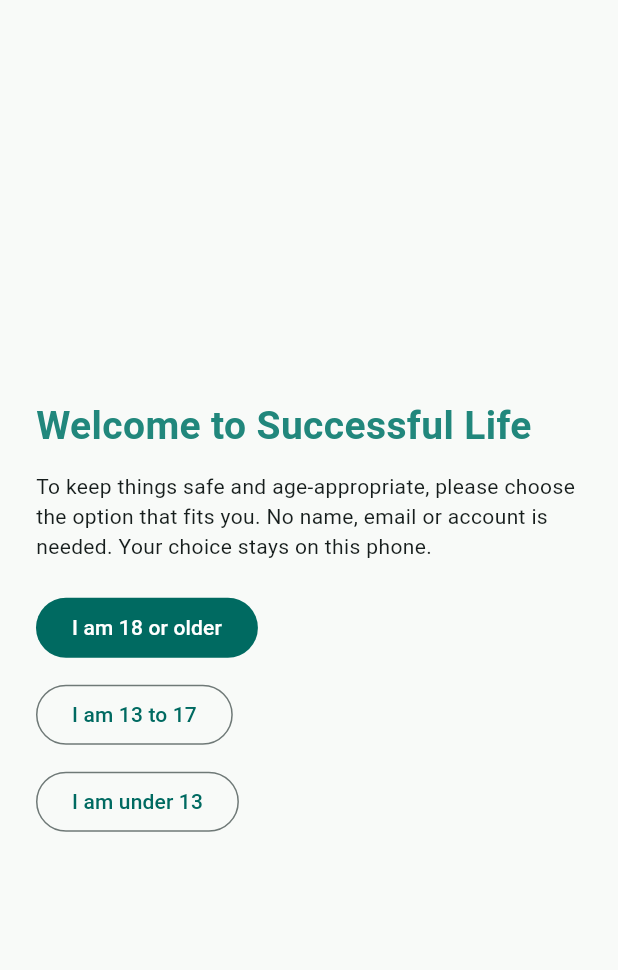
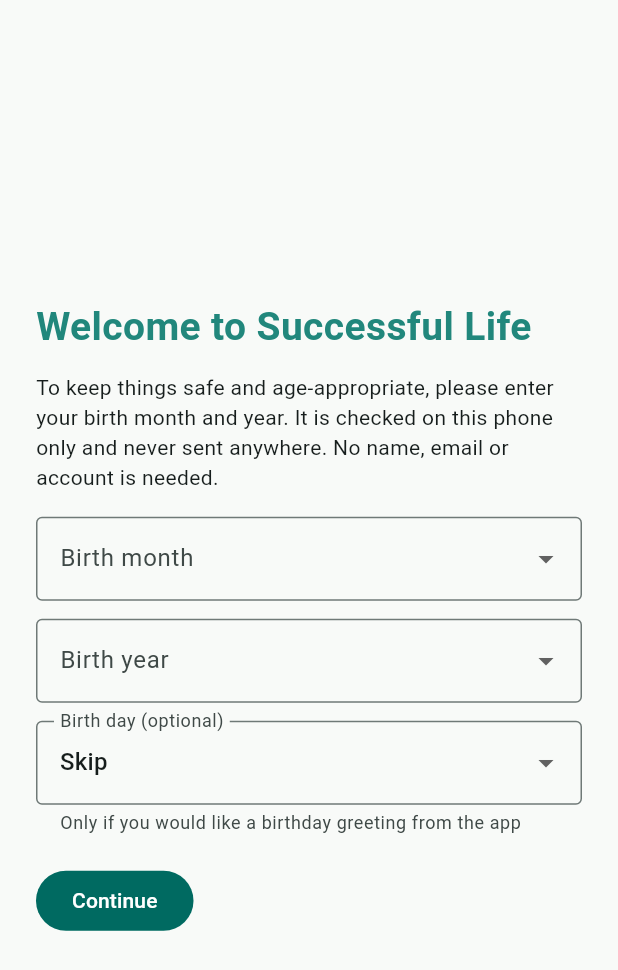
Before and after one commit to jbecher728/Successful-life, a Flutter app: the screen it shows after launch, on a phone screen of 412 x 824 dp. Shown: the top 970 px of the screen. Run offline on Flutter 3.47's test engine with Material 3 defaults, Android fonts, the phone set to English and light mode, and no system bars; our stand-ins replace file_picker, flutter_local_notifications, flutter_secure_storage, flutter_timezone, local_auth, share_plus and 2 more; missing offline and left inert: cryptography.

Commit message:
Birthday-based age check (month/year, optional day), birthday greeting, support email placeholder
Co-Authored-By: Claude Sonnet 5.5 <noreply@anthropic.com>
Claude-Session: https://claude.ai/code/session_014i4nPucK1iWPcjgRENtCoJ

```diff
--- a/lib/about.dart
+++ b/lib/about.dart
@@ -5,7 +5,7 @@ const _teal = Color(0xFF21877C);
 const appVersion = '0.2 (test build)';
 
 /// Add a feedback email address here when one is set up. It is shown on the About page.
-const contactEmail = '';
+const contactEmail = 'support@email.com';
 
 Widget _h(String t) => Padding(
       padding: const EdgeInsets.only(top: 20, bottom: 6),
@@ -75,9 +75,9 @@ class PrivacyPage extends StatelessWidget {
       _h('In short'),
       _p('Your information stays on your phone. This app does not have accounts, servers or analytics, and it does not send your data anywhere on its own.'),
       _h('What the app never asks for'),
-      _p('Your full name, address, city, ZIP or postal code, phone number, email address, location, contacts or photos. You never need to create an account or sign in. The only profile details are choices you make in the app: age group, Male/Female, and optional height, weight and measurements.'),
+      _p('Your full name, address, city, ZIP or postal code, phone number, email address, location, contacts or photos. You never need to create an account or sign in. The only profile details are choices you make in the app: birth month and year (and your birth day only if you choose to add it, for a birthday greeting), Male/Female, and optional height, weight and measurements.'),
       _h('What you may choose to enter'),
-      _p('Journal text, mood and energy ratings, your age group and Male/Female choice, height, weight and body measurements, workout logs and reflections. This is stored only on your device, in an encrypted file. The encryption key is kept in the Android Keystore, which is protected by your phone’s hardware and screen lock.'),
+      _p('Journal text, mood and energy ratings, your birthday details and Male/Female choice, height, weight and body measurements, workout logs and reflections. This is stored only on your device, in an encrypted file. The encryption key is kept in the Android Keystore, which is protected by your phone’s hardware and screen lock.'),
       _h('App lock'),
       _p('You can optionally turn on a PIN and fingerprint or face unlock in Settings. The PIN is never stored in readable form. If you forget your PIN, your data cannot be recovered, and the only option is to erase everything and start over. Using no PIN is also fine; it is your choice.'),
       _h('No tracking'),
--- a/lib/main.dart
+++ b/lib/main.dart
@@ -89,7 +89,7 @@ class _HomePageState extends State<HomePage> {
     hours=List<int>.from(jsonDecode(p.getString('hours')??'[8,13,20]'));
     minutes=List<int>.from(jsonDecode(p.getString('minutes')??'[0,0,0]'));
     sex=p.getString('sex');
-    age=p.getString('age_group');
+    age=ageGroupFor(p);
     quotes=await _lines('assets/quotes.txt');
     nudges=await _lines('assets/nudges.txt');
     _refreshDay();
@@ -116,17 +116,7 @@ class _HomePageState extends State<HomePage> {
     }
     return nudges[i];
   }
-  Future<void> _setAge(String g) async {
-    if(g==(age??'adult'))return;
-    final ok=await showDialog<bool>(context:context,builder:(ctx)=>AlertDialog(
-      title:Text(g=='adult'?'Switch to Adult mode?':'Switch to Teen mode?'),
-      content:Text(g=='adult'?'Adult mode turns on weight and BMI tracking, advanced workouts, Deep Core Foundation exercises and romantic prompts. Only choose this if you are 18 or older.':'Teen mode turns off weight and BMI tracking, advanced workouts, Deep Core Foundation exercises and romantic prompts. Teens should use the app with a parent or guardian’s approval.'),
-      actions:[TextButton(onPressed:()=>Navigator.pop(ctx,false),child:const Text('Cancel')),FilledButton(onPressed:()=>Navigator.pop(ctx,true),child:Text(g=='adult'?'I am 18 or older':'Switch'))],
-    ));
-    if(ok!=true)return;
-    setState(()=>age=g);
-    await prefs!.setString('age_group',g);
-  }
+
   int get day => DateTime.now().difference(DateTime(start.year,start.month,start.day)).inDays.clamp(0,89)+1;
   int get week => ((day-1)~/7).clamp(0,12);
   String get today => dateKey(DateTime.now());
@@ -166,6 +156,13 @@ class _HomePageState extends State<HomePage> {
       var time=tz.TZDateTime(tz.local,now.year,now.month,now.day,hours[i],minutes[i]);
       if(!time.isAfter(now))time=tz.TZDateTime(tz.local,time.year,time.month,time.day+1,hours[i],minutes[i]);
       await notifications.zonedSchedule(i,labels[i],i==1?'A small step counts. Open Successful Life.':'Open your private journal.',time,details,androidScheduleMode:AndroidScheduleMode.inexactAllowWhileIdle,uiLocalNotificationDateInterpretation:UILocalNotificationDateInterpretation.absoluteTime,matchDateTimeComponents:DateTimeComponents.time);
+    }
+    final bd=prefs!.getInt('birth_day')??0,bm=prefs!.getInt('birth_month')??0;
+    if(bd>0&&bm>0){
+      final dd=(bm==2&&bd>28)?28:bd;
+      var b=tz.TZDateTime(tz.local,now.year,bm,dd,hours[0],minutes[0]);
+      if(!b.isAfter(now))b=tz.TZDateTime(tz.local,now.year+1,bm,dd,hours[0],minutes[0]);
+      await notifications.zonedSchedule(200,'Happy birthday! 🎂','Wishing you a great year ahead. A small step today still counts.',b,const NotificationDetails(android:AndroidNotificationDetails('birthday','Birthday greeting',channelDescription:'A yearly birthday greeting',importance:Importance.defaultImportance,priority:Priority.defaultPriority),iOS:DarwinNotificationDetails()),androidScheduleMode:AndroidScheduleMode.inexactAllowWhileIdle,uiLocalNotificationDateInterpretation:UILocalNotificationDateInterpretation.absoluteTime,matchDateTimeComponents:DateTimeComponents.dateAndTime);
     }
     await prefs!.setString('reminders',jsonEncode(reminders));
     await prefs!.setString('hours',jsonEncode(hours));
@@ -288,11 +285,7 @@ class _HomePageState extends State<HomePage> {
       const Text('Needed to give you the exercises made for your body, and used for body-ratio guidance. Saved on this device only. You can change it any time.',style:TextStyle(fontSize:12,color:Colors.grey)),
     ])),
     const SizedBox(height:14),title('Age group'),
-    panel(Column(crossAxisAlignment:CrossAxisAlignment.start,children:[
-      SegmentedButton<String>(segments:const [ButtonSegment<String>(value:'adult',label:Text('Adult (18+)')),ButtonSegment<String>(value:'teen',label:Text('Teen (13–17)'))],selected:{age??'adult'},onSelectionChanged:(s)async{await _setAge(s.first);}),
-      const SizedBox(height:8),
-      const Text('Teen mode is for ages 13 to 17 with a parent or guardian’s approval. It hides weight and BMI tracking, advanced workouts, Deep Core Foundation exercises and romantic prompts.',style:TextStyle(fontSize:12,color:Colors.grey)),
-    ])),
+    panel(Text(teen?'Teen mode (ages 13–17), used with a parent or guardian’s approval. It hides weight and BMI tracking, advanced workouts, Deep Core Foundation exercises and romantic prompts. The app switches to Adult mode automatically on your 18th birthday. Your birthday is only stored on this phone.':'Adult mode (18+). Your birthday is only stored on this phone.',style:const TextStyle(fontSize:13,height:1.4))),
     const SizedBox(height:14),title('App lock'),
     const LockSettingsPanel(),
     const SizedBox(height:14),title('Privacy & your data'),
@@ -471,7 +464,7 @@ class _RootState extends State<Root> {
     super.initState();
     Store.getInstance().then((s) {
       if (!mounted) return;
-      setState(() { store = s; age = s.getString('age_group'); ready = true; });
+      setState(() { store = s; age = ageGroupFor(s); ready = true; });
     });
   }
   @override Widget build(BuildContext context) {
--- a/lib/onboarding.dart
+++ b/lib/onboarding.dart
@@ -1,7 +1,26 @@
 import 'package:flutter/material.dart';
 import 'store.dart';
 
-/// First-run screen. Nothing is collected: only an age group is kept, on this device.
+/// Age group from the saved birth month/year (and optional day). If the day is unknown the
+/// end of the month is assumed, so the app never treats someone as older than they are.
+String? ageGroupFor(Store s, [DateTime? now]) {
+  final y = s.getInt('birth_year'), m = s.getInt('birth_month');
+  if (y == null || m == null) return null;
+  return ageGroupOf(y, m, s.getInt('birth_day') ?? 0, now);
+}
+
+String ageGroupOf(int y, int m, int d, [DateTime? now]) {
+  now ??= DateTime.now();
+  final day = d > 0 ? d : DateTime(y, m + 1, 0).day;
+  bool reached(int years) => !DateTime(y + years, m, day).isAfter(DateTime(now!.year, now.month, now.day));
+  if (reached(18)) return 'adult';
+  if (reached(13)) return 'teen';
+  return 'child';
+}
+
+const _months = ['January','February','March','April','May','June','July','August','September','October','November','December'];
+
+/// First-run screen. Only a birth month and year (and an optional day, for a birthday greeting) are kept, on this device.
 class AgeGate extends StatefulWidget {
   final Store prefs;
   final void Function(String group) onDone;
@@ -11,10 +30,26 @@ class AgeGate extends StatefulWidget {
 }
 
 class _AgeGateState extends State<AgeGate> {
-  int step = 0; // 0 choose, 1 teen approval, 2 under 13
+  int step = 0; // 0 birthday, 1 teen approval, 2 under 13
   bool approved = false;
+  int? month, year, day;
+  String? error;
+
+  Future<void> _check() async {
+    if (month == null || year == null) { setState(() => error = 'Please choose your birth month and year.'); return; }
+    final d = day ?? 0;
+    if (d > 0 && DateTime(year!, month! + 1, 0).day < d) { setState(() => error = 'That day does not exist in that month.'); return; }
+    final g = ageGroupOf(year!, month!, d);
+    setState(() => error = null);
+    if (g == 'child') { setState(() => step = 2); }
+    else if (g == 'teen') { setState(() => step = 1); }
+    else { await _finish('adult'); }
+  }
 
   Future<void> _finish(String g) async {
+    await widget.prefs.setInt('birth_year', year!);
+    await widget.prefs.setInt('birth_month', month!);
+    await widget.prefs.setInt('birth_day', day ?? 0);
     await widget.prefs.setString('age_group', g);
     widget.onDone(g);
   }
@@ -45,21 +80,40 @@ class _AgeGateState extends State<AgeGate> {
       body = Column(crossAxisAlignment: CrossAxisAlignment.start, children: [
         const Text('Not just yet', style: TextStyle(fontSize: 24, fontWeight: FontWeight.bold)),
         const SizedBox(height: 12),
-        const Text('Successful Life is for ages 13 and up. Please ask a parent or guardian to help you find something that suits your age. Thank you for being honest.'),
+        const Text('Successful Life is for ages 13 and up. Nothing you entered was saved. Please ask a parent or guardian to help you find something that suits your age.'),
         const SizedBox(height: 16),
         TextButton(onPressed: () => setState(() => step = 0), child: const Text('Back')),
       ]);
     } else {
+      final now = DateTime.now();
       body = Column(crossAxisAlignment: CrossAxisAlignment.start, children: [
         const Text('Welcome to Successful Life', style: TextStyle(fontSize: 26, fontWeight: FontWeight.bold, color: Color(0xFF21877C))),
         const SizedBox(height: 12),
-        const Text('To keep things safe and age-appropriate, please choose the option that fits you. No name, email or account is needed. Your choice stays on this phone.'),
+        const Text('To keep things safe and age-appropriate, please enter your birth month and year. It is checked on this phone only and never sent anywhere. No name, email or account is needed.'),
+        const SizedBox(height: 16),
+        DropdownButtonFormField<int>(
+          decoration: const InputDecoration(labelText: 'Birth month', border: OutlineInputBorder()),
+          value: month,
+          items: [for (var i = 1; i <= 12; i++) DropdownMenuItem(value: i, child: Text(_months[i - 1]))],
+          onChanged: (v) => setState(() => month = v),
+        ),
+        const SizedBox(height: 12),
+        DropdownButtonFormField<int>(
+          decoration: const InputDecoration(labelText: 'Birth year', border: OutlineInputBorder()),
+          value: year,
+          items: [for (var y = now.year; y >= now.year - 100; y--) DropdownMenuItem(value: y, child: Text('$y'))],
+          onChanged: (v) => setState(() => year = v),
+        ),
+        const SizedBox(height: 12),
+        DropdownButtonFormField<int>(
+          decoration: const InputDecoration(labelText: 'Birth day (optional)', helperText: 'Only if you would like a birthday greeting from the app', border: OutlineInputBorder()),
+          value: day,
+          items: [const DropdownMenuItem<int>(value: null, child: Text('Skip')), for (var d = 1; d <= 31; d++) DropdownMenuItem(value: d, child: Text('$d'))],
+          onChanged: (v) => setState(() => day = v),
+        ),
+        if (error != null) Padding(padding: const EdgeInsets.only(top: 10), child: Text(error!, style: const TextStyle(color: Colors.red))),
         const SizedBox(height: 20),
-        FilledButton(onPressed: () => _finish('adult'), child: const Text('I am 18 or older')),
-        const SizedBox(height: 10),
-        OutlinedButton(onPressed: () => setState(() => step = 1), child: const Text('I am 13 to 17')),
-        const SizedBox(height: 10),
-        OutlinedButton(onPressed: () => setState(() => step = 2), child: const Text('I am under 13')),
+        FilledButton(onPressed: _check, child: const Text('Continue')),
       ]);
     }
     return Scaffold(
```
